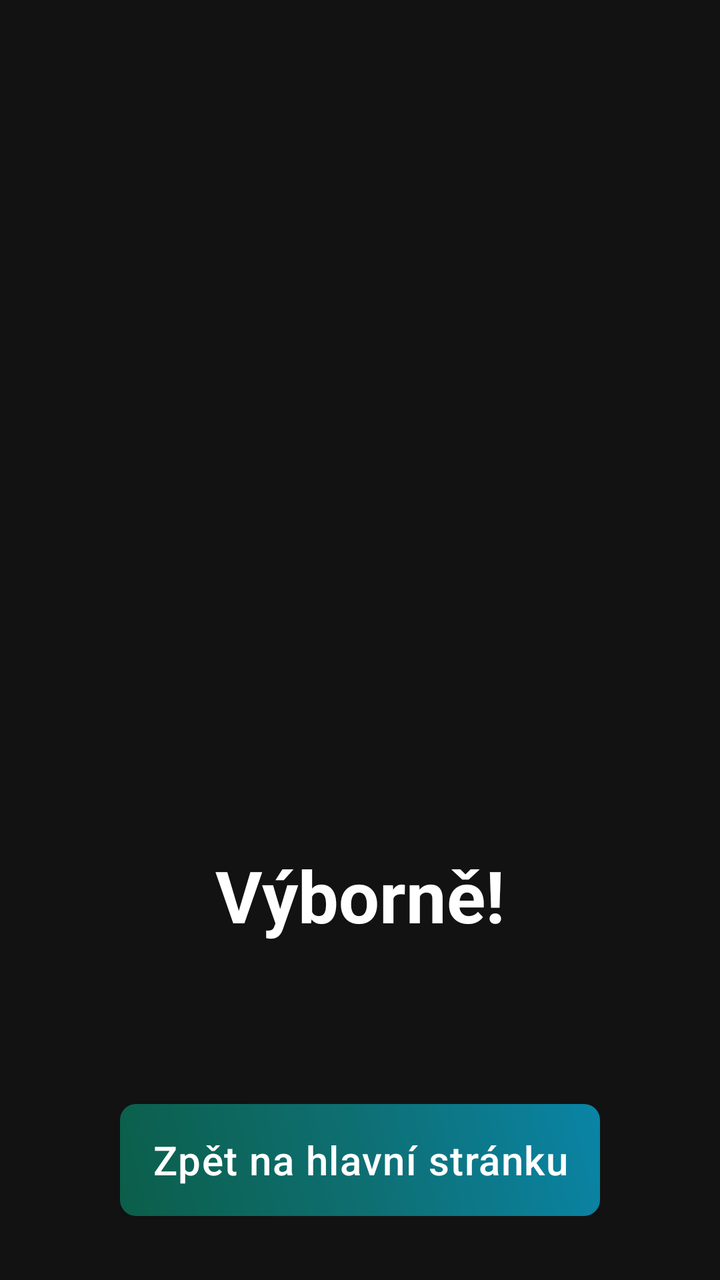
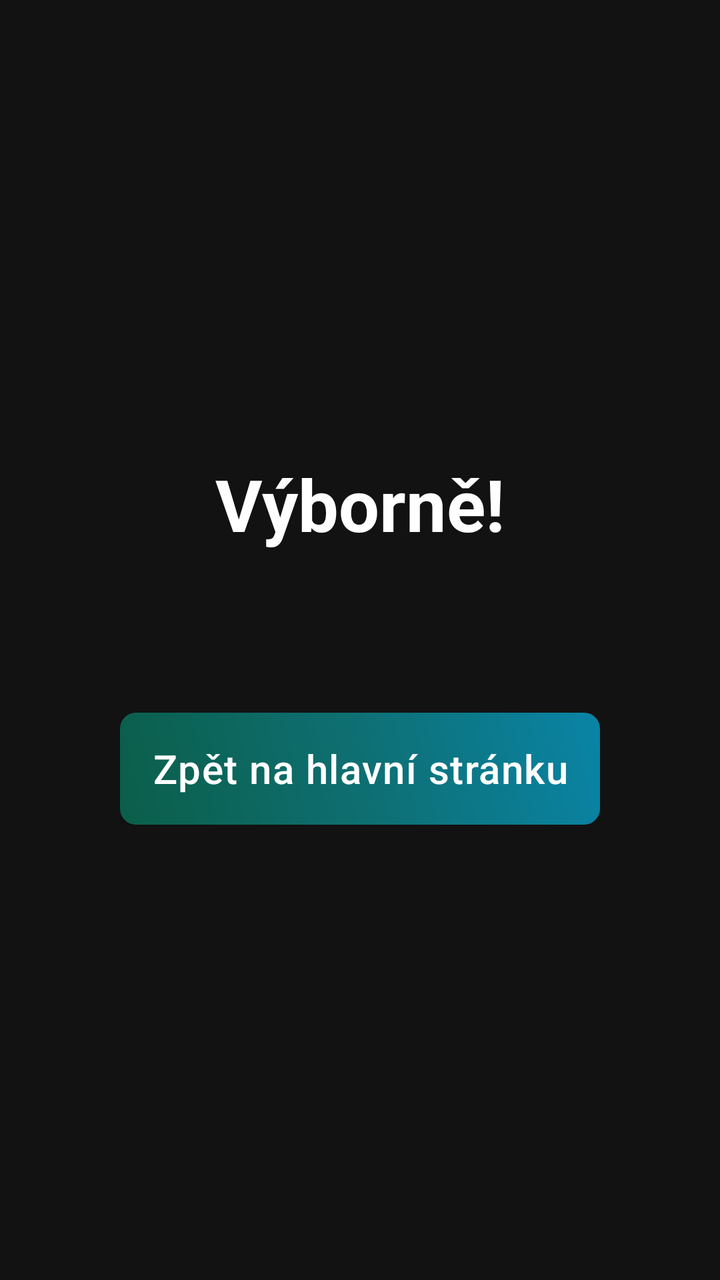

The first picture is an Android layout as it rendered before a commit; the second is the same layout after the commit. The layout source and the unified diff follow.
<!-- AndroidManifest.xml: application theme Theme.Autokolk.NoActionBar -->
<!-- res/layout/activity_results.xml -->
<?xml version="1.0" encoding="utf-8"?>
<androidx.constraintlayout.widget.ConstraintLayout xmlns:android="http://schemas.android.com/apk/res/android"
    xmlns:app="http://schemas.android.com/apk/res-auto"
    android:layout_width="match_parent"
    android:layout_height="match_parent"
    android:padding="32dp">

    <TextView
        android:id="@+id/congratsText"
        android:layout_width="wrap_content"
        android:layout_height="wrap_content"
        android:text="Výborně!"
        android:textSize="36sp"
        android:textStyle="bold"
        android:textColor="@color/white"
        app:layout_constraintBottom_toTopOf="@id/resultsText"
        app:layout_constraintEnd_toEndOf="parent"
        app:layout_constraintStart_toStartOf="parent"
        app:layout_constraintTop_toTopOf="parent"
        app:layout_constraintVertical_chainStyle="packed" />

    <TextView
        android:id="@+id/resultsText"
        android:layout_width="wrap_content"
        android:layout_height="wrap_content"
        android:layout_marginTop="24dp"
        android:textAlignment="center"
        android:textSize="18sp"
        app:layout_constraintBottom_toTopOf="@id/homeButton"
        app:layout_constraintEnd_toEndOf="parent"
        app:layout_constraintStart_toStartOf="parent"
        app:layout_constraintTop_toBottomOf="@id/congratsText" />

    <LinearLayout
        android:id="@+id/buttonsContainer"
        android:layout_width="wrap_content"
        android:layout_height="wrap_content"
        android:layout_marginTop="32dp"
        android:orientation="vertical"
        app:layout_constraintTop_toBottomOf="@id/resultsText"
        app:layout_constraintStart_toStartOf="parent"
        app:layout_constraintEnd_toEndOf="parent"
        app:layout_constraintBottom_toBottomOf="parent">
        <com.google.android.material.button.MaterialButton
            android:id="@+id/practiceClose"
            android:layout_width="wrap_content"
            android:layout_height="wrap_content"
            android:text="Zavřít"
            android:visibility="gone" />

        <com.google.android.material.button.MaterialButton
            android:id="@+id/homeButton"
            style="@style/Widget.MaterialComponents.Button"
            android:layout_width="wrap_content"
            android:layout_height="wrap_content"
            android:minWidth="220dp"
            android:minHeight="56dp"
            android:text="Zpět na hlavní stránku"
            android:textAllCaps="false"
            android:textSize="20sp"
            android:textColor="@color/white"
            android:background="@drawable/button_gradient_green_blue"
            app:backgroundTint="@null"
            app:rippleColor="@color/button_pressed" />

    </LinearLayout>

</androidx.constraintlayout.widget.ConstraintLayout>
<!-- resources referenced by this layout -->
<resources>
  <color name="button_pressed">#4D666666</color>
  <color name="white">#FFFFFFFF</color>
  <!-- drawable button_gradient_green_blue (drawable) -->
  <?xml version="1.0" encoding="utf-8"?>
  <shape xmlns:android="http://schemas.android.com/apk/res/android"
      android:shape="rectangle">
      <corners android:radius="8dp" />
      <gradient
          android:type="linear"
          android:angle="45"
          android:startColor="#0b5e49"
          android:centerColor="#0E6F72"
          android:endColor="#0A84A6"
          android:useLevel="false" />
  </shape>
  <style name="Theme.Autokolk.NoActionBar" parent="Theme.Autokolk">
          <item name="windowActionBar">false</item>
          <item name="windowNoTitle">true</item>
      </style>
  <style name="Theme.Autokolk" parent="Theme.MaterialComponents.DayNight.NoActionBar">
          
          <item name="colorPrimary">@color/primary</item>
          <item name="colorPrimaryVariant">@color/primary_dark</item>
          <item name="colorOnPrimary">@color/white</item>
          
          
          <item name="colorSecondary">@color/secondary</item>
          <item name="colorSecondaryVariant">@color/secondary_dark</item>
          <item name="colorOnSecondary">@color/black</item>
          
          
          <item name="android:statusBarColor">@color/black</item>
          <item name="android:navigationBarColor">@color/black</item>
          <item name="android:windowLightStatusBar">false</item>
          
          
          <item name="android:windowBackground">@color/background</item>
          <item name="colorSurface">@color/surface</item>
          <item name="colorOnSurface">@color/text_primary</item>
          
          
          <item name="colorControlHighlight">@color/button_pressed</item>
          
          
          <item name="android:textColorPrimary">@color/text_primary</item>
          <item name="android:textColorSecondary">@color/text_secondary</item>
          
          
          <item name="materialButtonStyle">@style/Widget.Autokolk.Button</item>
      </style>
  <color name="primary">#2196F3</color>
  <color name="primary_dark">#1976D2</color>
  <color name="secondary">#FFC107</color>
  <color name="secondary_dark">#FFA000</color>
  <color name="black">#FF000000</color>
  <color name="background">#121212</color>
  <color name="surface">#FF4CAF50</color>
  <color name="text_primary">#FFFFFF</color>
  <color name="text_secondary">#B3FFFFFF</color>
  <style name="Widget.Autokolk.Button" parent="Widget.MaterialComponents.Button">
          <item name="backgroundTint">@color/button_normal</item>
          <item name="android:textColor">@color/text_primary</item>
          <item name="rippleColor">@color/button_pressed</item>
          <item name="cornerRadius">8dp</item>
          <item name="android:letterSpacing">0.025</item>
          <item name="android:textAllCaps">false</item>
      </style>
  <color name="button_normal">#2196F3</color>
</resources>

<!-- the commit's change to res/layout/activity_results.xml (unified diff, before → after) -->
@@ -26,7 +26,7 @@
         android:layout_marginTop="24dp"
         android:textAlignment="center"
         android:textSize="18sp"
-        app:layout_constraintBottom_toTopOf="@id/homeButton"
+        app:layout_constraintBottom_toTopOf="@id/buttonsContainer"
         app:layout_constraintEnd_toEndOf="parent"
         app:layout_constraintStart_toStartOf="parent"
         app:layout_constraintTop_toBottomOf="@id/congratsText" />
